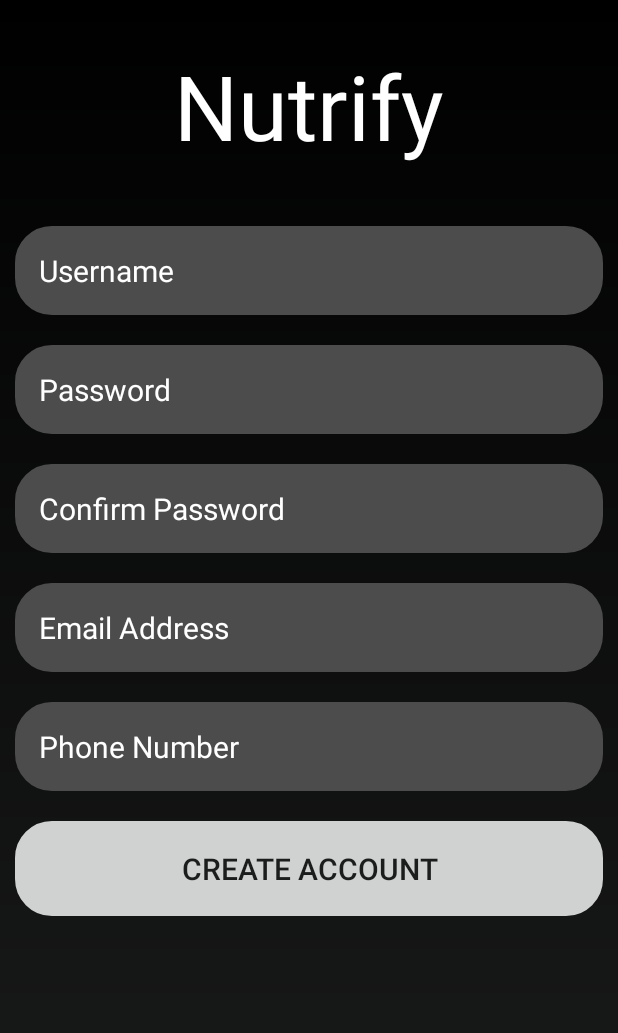
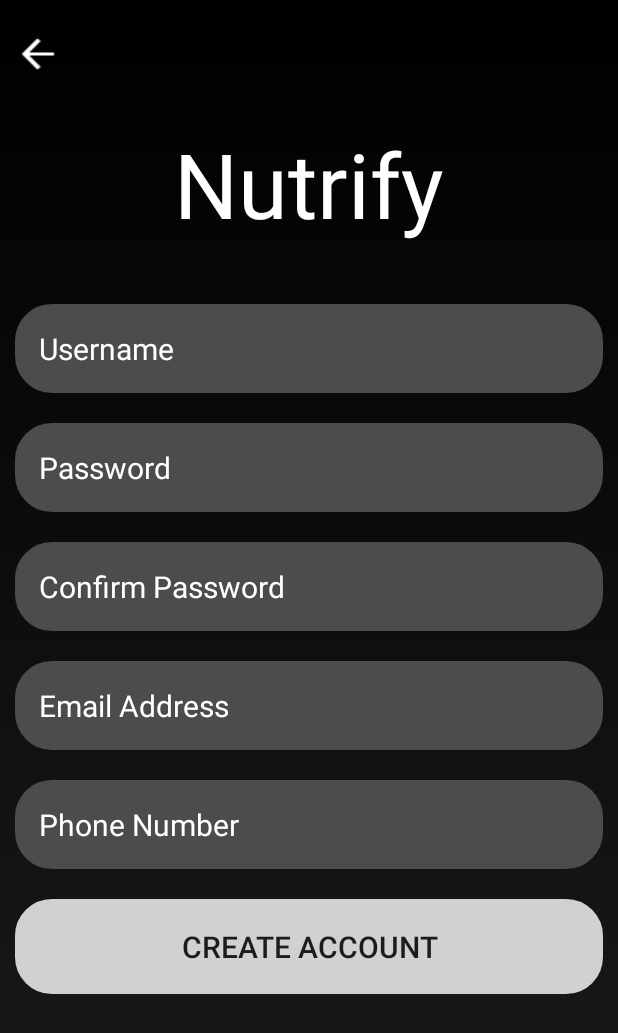
Before and after one commit to yashpatolia/nutrify, an Android app built with Jetpack Compose: the screen it shows after launch (MainActivity), after a tap on "CREATE ACCOUNT", on a phone screen of 412 x 824 dp. Shown: the top 1033 px of the screen. Run offline under Robolectric (Android 15) with nearby library versions, the phone set to English and light mode, and no system bars.

Commit message:
Create account integrated

```diff
--- a/code/app/src/main/java/com/example/nutrify/MainActivity.kt
+++ b/code/app/src/main/java/com/example/nutrify/MainActivity.kt
@@ -4,68 +4,91 @@ import android.os.Environment
 import android.util.Log
 import android.widget.Button
 import android.widget.EditText
+import android.widget.ImageView
 import androidx.activity.ComponentActivity
-import com.example.nutrify.account.AccountDatabase
 
 import com.example.nutrify.account.AccountManager
 
-
-
-
 class MainActivity : ComponentActivity() {
-
+    private lateinit var accountManagement: AccountManager
 
     override fun onCreate(savedInstanceState: Bundle?) {
-        Log.i("MyTag", "This is an info message")
         super.onCreate(savedInstanceState)
         setContentView(R.layout.activity_main)
-        Log.i("File",
-        this.getExternalFilesDir(Environment.DIRECTORY_DOWNLOADS)
-            ?.let { Log.i("Files", it.absolutePath) }.toString());
+        initializeLogging()
+        accountManagement = AccountManager("/storage/emulated/0/Android/data/com.example.nutrify/files/Download/account.csv")
+        setupLoginUI()
+    }
 
-        val accountManagement = AccountManager("/storage/emulated/0/Android/data/com.example.nutrify/files/Download/account.csv");
-        var usernameInput : EditText = findViewById(R.id.username_input)
-        var passwordInput : EditText =findViewById(R.id.password_input)
+    private fun initializeLogging() {
+        Log.i("MyTag", "This is an info message")
+        val downloadsDir = getExternalFilesDir(Environment.DIRECTORY_DOWNLOADS)
+        downloadsDir?.let { Log.i("Files", it.absolutePath) }
+    }
 
-        var loginButton : Button = findViewById(R.id.login_but)
-        var createButton : Button = findViewById(R.id.create_but)
+    private fun setupLoginUI() {
+        val usernameInput: EditText = findViewById(R.id.username_input)
+        val passwordInput: EditText = findViewById(R.id.password_input)
+        val loginButton: Button = findViewById(R.id.login_but)
+        val createButton: Button = findViewById(R.id.create_but)
 
         loginButton.setOnClickListener {
-            val username = usernameInput.text.toString()
-            val password = passwordInput.text.toString()
-            if (accountManagement.login(username, password)) {
-                Log.i("Login Attempt", "Successful")
-            }
-            else{
-                Log.i("Login Attempt", "Failure")
-            }
+            handleLogin(usernameInput.text.toString(), passwordInput.text.toString())
         }
 
-        createButton.setOnClickListener{
-            setContentView(R.layout.create_account)
-            var usernameInput : EditText = findViewById(R.id.username_input)
-            var passwordInput : EditText =findViewById(R.id.password_input)
-            var createButton : Button = findViewById(R.id.create_but)
-            var passwordConfInput : EditText =findViewById(R.id.password_conf_input)
-            var emailInput : EditText =findViewById(R.id.email_input)
-            var phoneInput : EditText =findViewById(R.id.phone_input)
+        createButton.setOnClickListener {
+            showCreateAccountUI()
+        }
+    }
 
+    private fun handleLogin(username: String, password: String) {
+        if (accountManagement.login(username, password)) {
+            Log.i("Login Attempt", "Successful")
+        } else {
+            Log.i("Login Attempt", "Failure")
+        }
+    }
 
-            val username = usernameInput.text.toString()
-            val password = passwordInput.text.toString()
-            val passwordConf = passwordConfInput.text.toString()
-            val email = emailInput.text.toString()
-            val phone = phoneInput.text.toString()
+    private fun showCreateAccountUI() {
+        setContentView(R.layout.create_account)
+        setupCreateAccountUI()
+    }
 
-            createButton.setOnClickListener{
-                if(passwordConf == password){
-                    Log.i("Account", "Creating Account")
-                    accountManagement.createAccount(username, password, email, phone)
+    private fun setupCreateAccountUI() {
+        val creUsernameInput: EditText = findViewById(R.id.cre_username_input)
+        val crePasswordInput: EditText = findViewById(R.id.cre_password_input)
+        val passwordConfInput: EditText = findViewById(R.id.password_conf_input)
+        val emailInput: EditText = findViewById(R.id.email_input)
+        val phoneInput: EditText = findViewById(R.id.phone_input)
+        val createButton: Button = findViewById(R.id.cre_create_but)
+        val backArrow: ImageView = findViewById(R.id.back_arrow);
 
-                }
-            }
+        createButton.setOnClickListener {
+            handleCreateAccount(
+                creUsernameInput.text.toString(),
+                crePasswordInput.text.toString(),
+                passwordConfInput.text.toString(),
+                emailInput.text.toString(),
+                phoneInput.text.toString()
+            )
         }
+
+        backArrow.setOnClickListener {
+            setContentView(R.layout.activity_main)
+            setupLoginUI()
+        }
+
 
     }
 
+    private fun handleCreateAccount(username: String, password: String, passwordConf: String, email: String, phone: String) {
+        if (passwordConf == password) {
+            Log.i("Account", "Creating Account: $username $password")
+            accountManagement.createAccount(username, password, email, phone)
+            setContentView(R.layout.activity_main)
+            setupLoginUI()
+        } else {
+            Log.i("Account", "Password confirmation does not match")
+        }
+    }
 }
--- a/code/app/src/main/res/layout/activity_main.xml
+++ b/code/app/src/main/res/layout/activity_main.xml
@@ -17,7 +17,10 @@
         <TextView
             android:layout_width="match_parent"
             android:layout_height="wrap_content"
-            android:layout_margin="30dp"
+            android:layout_marginRight="30dp"
+            android:layout_marginLeft="30dp"
+            android:layout_marginBottom="30dp"
+            android:layout_marginTop="65dp"
             android:text="Nutrify"
             android:textColor="@color/white"
             android:textSize="60dp"
--- a/code/app/src/main/res/layout/create_account.xml
+++ b/code/app/src/main/res/layout/create_account.xml
@@ -11,8 +11,17 @@
     <LinearLayout
         android:layout_width="match_parent"
         android:layout_height="wrap_content"
-        android:gravity="center"
         android:orientation="vertical">
+
+        <ImageView
+            android:layout_marginTop="20dp"
+            android:layout_width="50dp"
+            android:layout_height="wrap_content"
+            android:contentDescription="arrow"
+            android:gravity="start"
+            android:src="@drawable/arrow"
+            android:tint="@color/white"
+            android:id="@+id/back_arrow"/>
 
         <TextView
             android:layout_width="match_parent"
@@ -33,7 +42,7 @@
             android:background="@drawable/rounded_corner"
             android:padding="16dp"
             android:inputType="text"
-            android:id="@+id/username_input"
+            android:id="@+id/cre_username_input"
             android:backgroundTint="#4c4c4c"
             android:layout_margin="10dp"/>
 
@@ -48,7 +57,7 @@
             android:background="@drawable/rounded_corner"
             android:padding="16dp"
             android:inputType="text"
-            android:id="@+id/password_input"
+            android:id="@+id/cre_password_input"
             android:backgroundTint="#4c4c4c"
             android:layout_margin="10dp"/>
 
@@ -108,7 +117,7 @@
             android:padding="18dp"
             android:layout_marginTop="18dp"
             android:textSize="20sp"
-            android:id="@+id/create_but"
+            android:id="@+id/cre_create_but"
             android:layout_margin="10dp"
             android:background="@drawable/rounded_corner"/>
     </LinearLayout>
```
Also changed, not shown: code/app/src/main/java/com/example/nutrify/account/AccountDatabase.java (+58 -3 lines), code/app/src/main/java/com/example/nutrify/account/AccountManagement.java (+7 -0 lines), code/app/src/main/java/com/example/nutrify/account/AccountManager.java (+8 -5 lines), code/app/src/main/java/com/example/nutrify/account/account.csv (+0 -28 lines), code/app/src/main/res/drawable/arrow.png (added), 1 other file.
